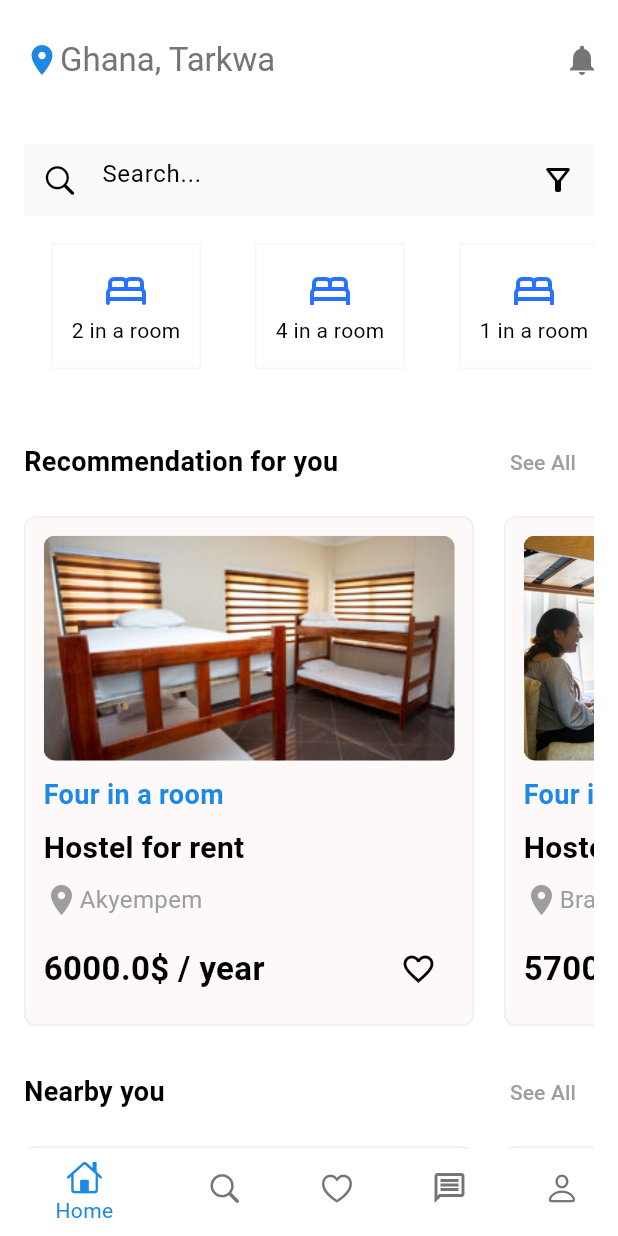
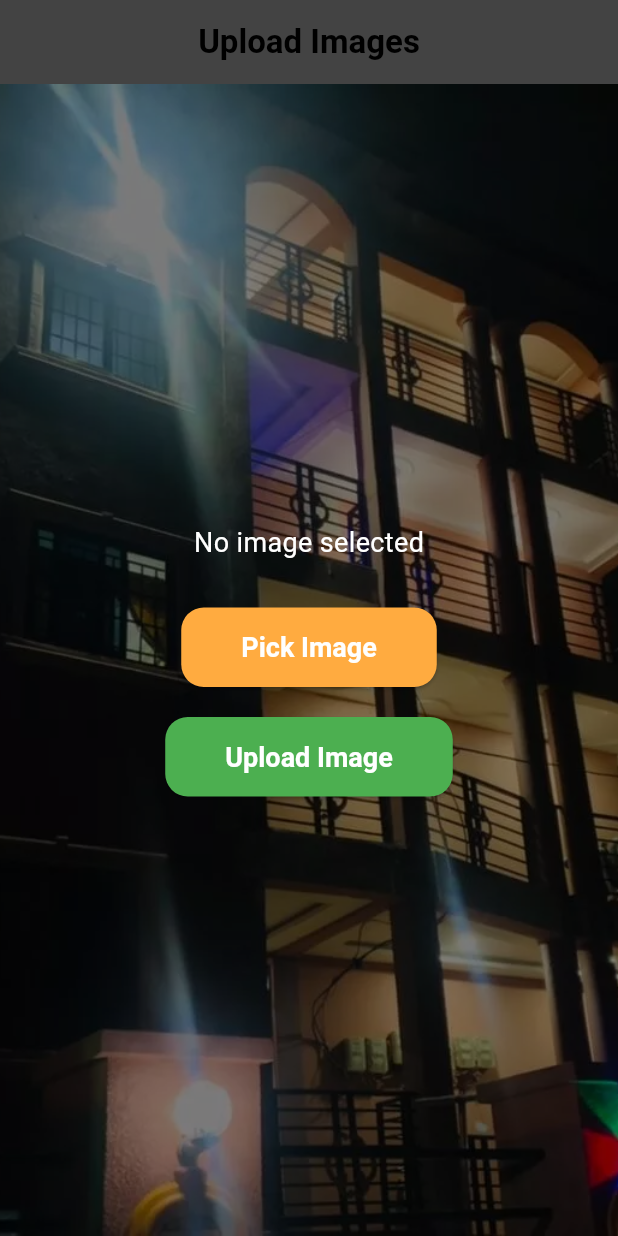
Before and after one commit to Bennerth-gya/tap_to_rent, a Flutter app: the screen it shows after launch, on a phone screen of 412 x 824 dp. Run offline on Flutter 3.47's test engine with Material 3 defaults, Android fonts, the phone set to English and light mode, and no system bars; our stand-ins replace device_preview, firebase_auth, firebase_core, flutter_bloc, image_picker, supabase_flutter; accounts and stored records are empty; statements that could not run were skipped.

Commit message:
added an upload page

```diff
--- a/lib/screens/details_screen.dart
+++ b/lib/screens/details_screen.dart
@@ -81,7 +81,7 @@ class _DetailsScreenState extends State<DetailsScreen> {
               mainAxisAlignment: MainAxisAlignment.spaceBetween,
               children: [
                 Text(
-                    "${widget.item.price}\$ / year",
+                    "${widget.item.price}₵ / year",
                     style: TextStyle(
                       fontWeight: FontWeight.bold, fontSize: 22.0,
                     ),
--- /dev/null
+++ b/lib/upload_images.dart
@@ -0,0 +1,159 @@
+// upload_images.dart
+import 'dart:io' show File;
+import 'package:flutter/foundation.dart' show Uint8List, kIsWeb;
+import 'package:flutter/material.dart';
+import 'package:image_picker/image_picker.dart';
+import 'package:supabase_flutter/supabase_flutter.dart';
+
+class UploadImages extends StatefulWidget {
+  const UploadImages({super.key});
+
+  @override
+  State<UploadImages> createState() => _UploadImagesState();
+}
+
+class _UploadImagesState extends State<UploadImages> {
+  File? _imageFile;
+  Uint8List? _webImage;
+
+  Future<void> pickImage() async {
+    final picker = ImagePicker();
+    final XFile? picked = await picker.pickImage(source: ImageSource.gallery);
+
+    if (picked != null) {
+      if (kIsWeb) {
+        final bytes = await picked.readAsBytes();
+        setState(() {
+          _webImage = bytes;
+          _imageFile = null;
+        });
+      } else {
+        setState(() {
+          _imageFile = File(picked.path);
+          _webImage = null;
+        });
+      }
+    }
+  }
+
+  Future<void> uploadImage() async {
+    if (_imageFile == null && _webImage == null) {
+      ScaffoldMessenger.of(context).showSnackBar(
+        const SnackBar(content: Text('No image selected')),
+      );
+      return;
+    }
+
+    try {
+      final fileName = DateTime.now().millisecondsSinceEpoch.toString();
+      final path = 'uploads/$fileName';
+
+      if (kIsWeb) {
+        await Supabase.instance.client.storage
+            .from('images')
+            .uploadBinary(path, _webImage!);
+      } else {
+        await Supabase.instance.client.storage
+            .from('images')
+            .upload(path, _imageFile!);
+      }
+
+      ScaffoldMessenger.of(context).showSnackBar(
+        const SnackBar(content: Text('Image uploaded successfully!')),
+      );
+    } catch (e) {
+      ScaffoldMessenger.of(context).showSnackBar(
+        SnackBar(content: Text('Upload failed: $e')),
+      );
+    }
+  }
+
+  @override
+  Widget build(BuildContext context) {
+    // Detect current brightness (light or dark)
+    final isDark = Theme.of(context).brightness == Brightness.dark;
+    final appBarTextColor = isDark ? Colors.white : Colors.black;
+
+    Widget preview;
+    if (_webImage != null) {
+      preview = Image.memory(_webImage!, height: 200, fit: BoxFit.cover);
+    } else if (_imageFile != null) {
+      preview = Image.file(_imageFile!, height: 200, fit: BoxFit.cover);
+    } else {
+      preview = const Text(
+        "No image selected",
+        style: TextStyle(color: Colors.white, fontSize: 18),
+      );
+    }
+
+    return Scaffold(
+      appBar: AppBar(
+        title: Text(
+          'Upload Images',
+          style: TextStyle(
+            color: appBarTextColor,
+            fontWeight: FontWeight.bold,
+          ),
+        ),
+        centerTitle: true,
+        backgroundColor: Colors.black.withOpacity(0.7),
+        elevation: 0,
+        iconTheme: IconThemeData(color: appBarTextColor),
+      ),
+      body: Container(
+        width: double.infinity,
+        height: double.infinity,
+        decoration: const BoxDecoration(
+          image: DecorationImage(
+            image: AssetImage('assets/hostel_at_night.webp'),
+            fit: BoxFit.cover,
+          ),
+        ),
+        child: Container(
+          color: Colors.black.withOpacity(0.5),
+          child: Padding(
+            padding: const EdgeInsets.all(16),
+            child: Column(
+              mainAxisAlignment: MainAxisAlignment.center,
+              children: [
+                preview,
+                const SizedBox(height: 30),
+                ElevatedButton(
+                  onPressed: pickImage,
+                  style: ElevatedButton.styleFrom(
+                    backgroundColor: Colors.orangeAccent,
+                    foregroundColor: Colors.white,
+                    padding: const EdgeInsets.symmetric(
+                        horizontal: 40, vertical: 16),
+                    textStyle: const TextStyle(
+                        fontSize: 18, fontWeight: FontWeight.bold),
+                    shape: RoundedRectangleBorder(
+                      borderRadius: BorderRadius.circular(15),
+                    ),
+                  ),
+                  child: const Text('Pick Image'),
+                ),
+                const SizedBox(height: 20),
+                ElevatedButton(
+                  onPressed: uploadImage,
+                  style: ElevatedButton.styleFrom(
+                    backgroundColor: Colors.green,
+                    foregroundColor: Colors.white,
+                    padding: const EdgeInsets.symmetric(
+                        horizontal: 40, vertical: 16),
+                    textStyle: const TextStyle(
+                        fontSize: 18, fontWeight: FontWeight.bold),
+                    shape: RoundedRectangleBorder(
+                      borderRadius: BorderRadius.circular(15),
+                    ),
+                  ),
+                  child: const Text('Upload Image'),
+                ),
+              ],
+            ),
+          ),
+        ),
+      ),
+    );
+  }
+}
--- a/lib/widgets/house_cart.dart
+++ b/lib/widgets/house_cart.dart
@@ -78,7 +78,7 @@ class _ItemCardState extends State<ItemCard> {
                 mainAxisAlignment: MainAxisAlignment.spaceBetween,
                 children: [
                   Text(
-                    "${widget.item.price}\$ / year",
+                    "${widget.item.price}₵ / year",
                     style: TextStyle(
                       fontWeight: FontWeight.bold, fontSize: 22.0,
                     ),
--- a/pubspec.yaml
+++ b/pubspec.yaml
@@ -36,8 +36,11 @@ dependencies:
   cupertino_icons: ^1.0.8
   firebase_core: ^4.1.0
   firebase_auth: ^6.0.2
+  firebase_storage: ^13.0.1
   flutter_bloc: ^9.1.1
   device_preview: ^1.2.0
+  supabase_flutter: ^2.10.1
+  image_picker: ^1.2.0
 dev_dependencies:
   flutter_test:
     sdk: flutter
```
Also changed, not shown: lib/features/auth/presentation/pages/login_page.dart (+7 -1 lines), lib/main.dart (+21 -10 lines), assets/hostel_at_night.webp (added), pubspec.lock, 6 other files.
